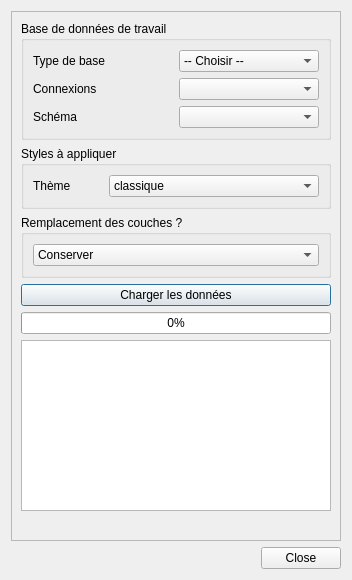
This is forms/cadastre_load_form.ui in 3liz/QgisCadastrePlugin as Qt 5 draws it before an edit. The edited form follows.
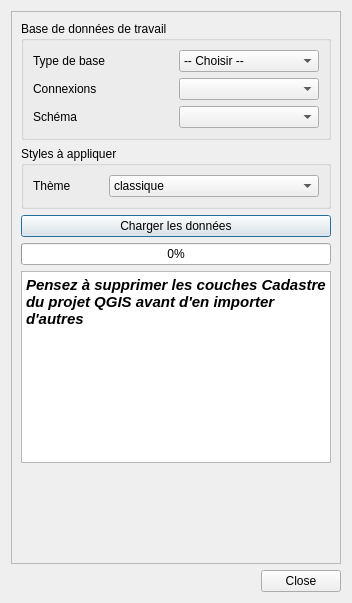
This is the edited form.

The edit to the form file:
```diff
--- a/forms/cadastre_load_form.ui
+++ b/forms/cadastre_load_form.ui
@@ -7,7 +7,7 @@
     <x>0</x>
     <y>0</y>
     <width>352</width>
-    <height>580</height>
+    <height>603</height>
    </rect>
   </property>
   <property name="windowTitle">
@@ -25,7 +25,7 @@
         <x>0</x>
         <y>0</y>
         <width>332</width>
-        <height>527</height>
+        <height>550</height>
        </rect>
       </property>
       <layout class="QVBoxLayout" name="verticalLayout_2">
@@ -123,32 +123,6 @@
          </layout>
         </widget>
        </item>
-       <item>
-        <widget class="QGroupBox" name="groupBox_6">
-         <property name="title">
-          <string>Remplacement des couches ?</string>
-         </property>
-         <layout class="QVBoxLayout" name="verticalLayout_15">
-          <item>
-           <widget class="QComboBox" name="liOverrideLayer">
-            <property name="toolTip">
-             <string>&lt;html&gt;&lt;head/&gt;&lt;body&gt;&lt;p&gt;Comportement lors du chargement si des données sont déjà ouvertes dans le projet&lt;/p&gt;&lt;/body&gt;&lt;/html&gt;</string>
-            </property>
-            <item>
-             <property name="text">
-              <string>Conserver</string>
-             </property>
-            </item>
-            <item>
-             <property name="text">
-              <string>Remplacer</string>
-             </property>
-            </item>
-           </widget>
-          </item>
-         </layout>
-        </widget>
-       </item>
        <item>
         <widget class="QPushButton" name="btProcessLoading">
          <property name="text">
@@ -170,7 +144,7 @@
 &lt;html&gt;&lt;head&gt;&lt;meta name=&quot;qrichtext&quot; content=&quot;1&quot; /&gt;&lt;style type=&quot;text/css&quot;&gt;
 p, li { white-space: pre-wrap; }
 &lt;/style&gt;&lt;/head&gt;&lt;body style=&quot; font-family:'Ubuntu'; font-size:11pt; font-weight:400; font-style:normal;&quot;&gt;
-&lt;p style=&quot;-qt-paragraph-type:empty; margin-top:0px; margin-bottom:0px; margin-left:0px; margin-right:0px; -qt-block-indent:0; text-indent:0px;&quot;&gt;&lt;br /&gt;&lt;/p&gt;&lt;/body&gt;&lt;/html&gt;</string>
+&lt;p style=&quot; margin-top:0px; margin-bottom:0px; margin-left:0px; margin-right:0px; -qt-block-indent:0; text-indent:0px;&quot;&gt;&lt;span style=&quot; font-weight:600; font-style:italic;&quot;&gt;Pensez à supprimer les couches Cadastre du projet QGIS avant d'en importer d'autres&lt;/span&gt;&lt;/p&gt;&lt;/body&gt;&lt;/html&gt;</string>
          </property>
         </widget>
        </item>
```
